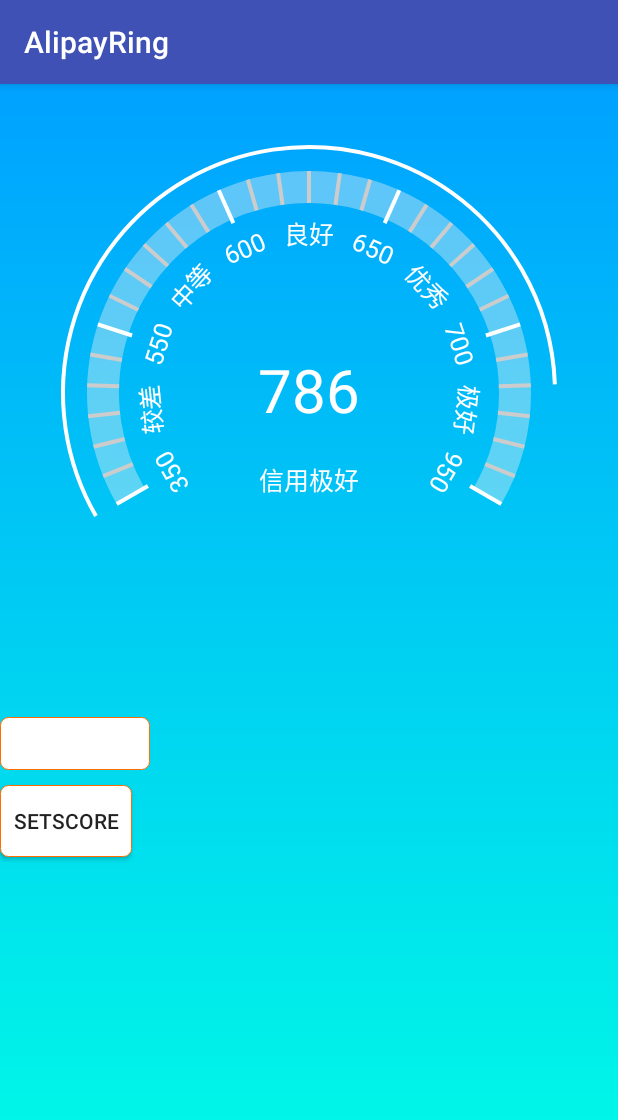
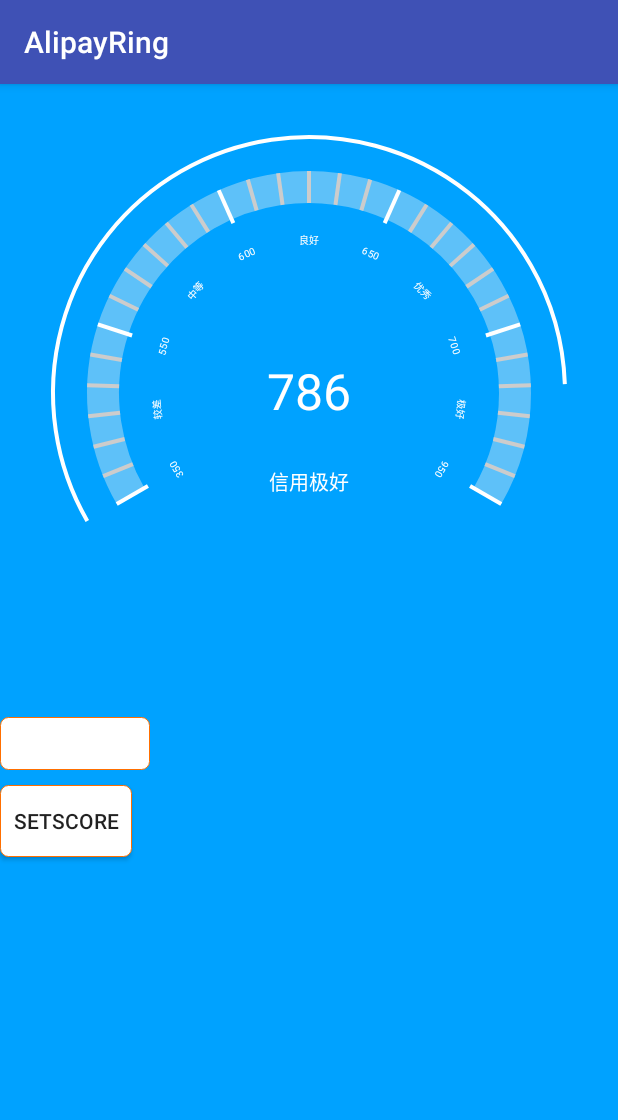
Before and after one commit to yushilei1218/AlipayRing, an Android app: the screen it shows after launch (MainActivity), on a phone screen of 412 x 824 dp. Shown: the top 1120 px of the screen. Run offline under Robolectric (Android 15) with nearby library versions, the phone set to English and light mode, and no system bars.

```diff
--- a/app/src/main/java/com/yushilei/alipayring/AlipayRingView.java
+++ b/app/src/main/java/com/yushilei/alipayring/AlipayRingView.java
@@ -7,6 +7,7 @@ import android.graphics.Canvas;
 import android.graphics.Color;
 import android.graphics.Paint;
 import android.graphics.RectF;
+import android.graphics.drawable.ColorDrawable;
 import android.support.v4.view.animation.FastOutLinearInInterpolator;
 import android.support.v4.view.animation.FastOutSlowInInterpolator;
 import android.text.TextPaint;
@@ -27,7 +28,7 @@ public class AlipayRingView extends View implements ValueAnimator.AnimatorUpdate
     public static int mScoreMax = 950;
     public static int mScoreMin = 350;
 
-    int mAnimDuration = 2 * 1000;
+    public static int mAnimDuration = 2 * 1000;
 
     int mSweepAngle = 240;
     int mStartAngle = 150;
@@ -47,7 +48,7 @@ public class AlipayRingView extends View implements ValueAnimator.AnimatorUpdate
     int mCenterY;
     int mR;
     private RectF mRectF;
-    int padding = 40;
+    int padding = 50;
 
     String tags[] = new String[]{"350", "较差", "550", "中等", "600", "良好", "650", "优秀", "700", "极好", "950"};
 
@@ -90,9 +91,9 @@ public class AlipayRingView extends View implements ValueAnimator.AnimatorUpdate
     protected void onSizeChanged(int w, int h, int oldw, int oldh) {
         super.onSizeChanged(w, h, oldw, oldh);
         mRate = (float) (w / 320);
-        tagsSize = mRate * 15;
-        levelSize = mRate * 25;
-        scoreSize = mRate * 60;
+        tagsSize = mRate * 10;
+        levelSize = mRate * 20;
+        scoreSize = mRate * 50;
 
         mCenterX = w / 2;
         mCenterY = h / 2;
@@ -110,10 +111,12 @@ public class AlipayRingView extends View implements ValueAnimator.AnimatorUpdate
     @Override
     protected void onDraw(Canvas canvas) {
         super.onDraw(canvas);
+
         //外环
         mRectF.set(mCenterX - mR - padding, mCenterY - mR - padding, mCenterX + mR + padding, mCenterY + mR + padding);
         int sweepAngle = getSweepAngle();
         canvas.drawArc(mRectF, mStartAngle, sweepAngle, false, mLinePaint);
+
         //内盘
         mRectF.set(mCenterX - mR, mCenterY - mR, mCenterX + mR, mCenterY + mR);
         canvas.drawArc(mRectF, mStartAngle, mSweepAngle, false, mPanPaint);
@@ -147,7 +150,7 @@ public class AlipayRingView extends View implements ValueAnimator.AnimatorUpdate
 
             canvas.restore();
         }
-        mTextPaint.setTextSize(levelSize);
+        mTextPaint.setTextSize(tagsSize);
         mTextPaint.setColor(Color.WHITE);
         Paint.FontMetricsInt metricsInt = mTextPaint.getFontMetricsInt();
         int tagHeight = Math.abs(metricsInt.top) + Math.abs(metricsInt.bottom);
--- a/app/src/main/java/com/yushilei/alipayring/MainActivity.java
+++ b/app/src/main/java/com/yushilei/alipayring/MainActivity.java
@@ -1,9 +1,16 @@
 package com.yushilei.alipayring;
 
+import android.animation.ArgbEvaluator;
+import android.animation.ObjectAnimator;
+import android.animation.ValueAnimator;
+import android.graphics.Color;
 import android.support.v7.app.AppCompatActivity;
 import android.os.Bundle;
 import android.view.View;
+import android.view.animation.LinearInterpolator;
 import android.widget.EditText;
+import android.widget.LinearLayout;
+import android.widget.RelativeLayout;
 
 import java.util.Random;
 
@@ -11,11 +18,17 @@ public class MainActivity extends AppCompatActivity {
 
     private AlipayRingView alipayV;
     private EditText et;
+    private LinearLayout back;
+
+    int mStartColor = Color.rgb(0xff, 0x6f, 0x00);
+    int mEndColor = Color.rgb(0x00, 0xa2, 0xff);
 
     @Override
     protected void onCreate(Bundle savedInstanceState) {
         super.onCreate(savedInstanceState);
         setContentView(R.layout.activity_main);
+
+        back = (LinearLayout) findViewById(R.id.back);
         alipayV = (AlipayRingView) findViewById(R.id.ali);
         et = (EditText) findViewById(R.id.et);
     }
@@ -27,6 +40,11 @@ public class MainActivity extends AppCompatActivity {
         int i = random.nextInt(950 - 350);
         int score = 350 + i;
         alipayV.setAnimScore(score);
+        ObjectAnimator animator = ObjectAnimator.ofInt(back, "backgroundColor", mStartColor, mEndColor);
+        animator.setDuration(AlipayRingView.mAnimDuration);
+        //animator.setInterpolator(new LinearInterpolator());
+        animator.setEvaluator(new ArgbEvaluator());
+        animator.start();
     }
 
     public void setScore(View view) {
@@ -35,6 +53,10 @@ public class MainActivity extends AppCompatActivity {
             int score = Integer.parseInt(num);
             if (score <= AlipayRingView.mScoreMax && score >= AlipayRingView.mScoreMin) {
                 alipayV.setAnimScore(score);
+                ObjectAnimator animator = ObjectAnimator.ofInt(back, "backgroundColor", mStartColor, mEndColor);
+                animator.setDuration(AlipayRingView.mAnimDuration);
+                animator.setEvaluator(new ArgbEvaluator());
+                animator.start();//
             }
         }
     }
--- a/app/src/main/res/layout/activity_main.xml
+++ b/app/src/main/res/layout/activity_main.xml
@@ -1,5 +1,6 @@
 <?xml version="1.0" encoding="utf-8"?>
 <LinearLayout
+    android:id="@+id/back"
     xmlns:android="http://schemas.android.com/apk/res/android"
     xmlns:tools="http://schemas.android.com/tools"
     android:layout_width="match_parent"
```
